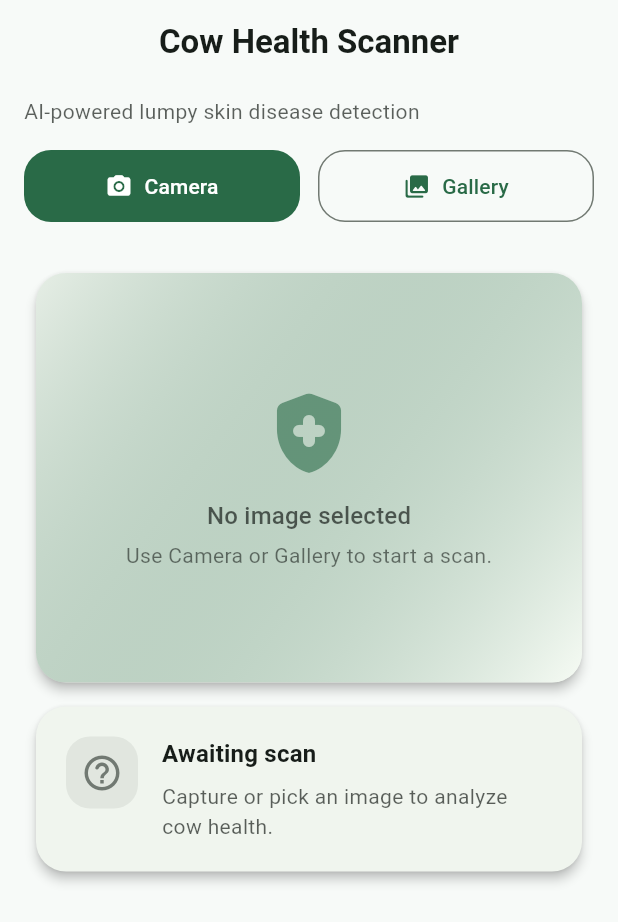
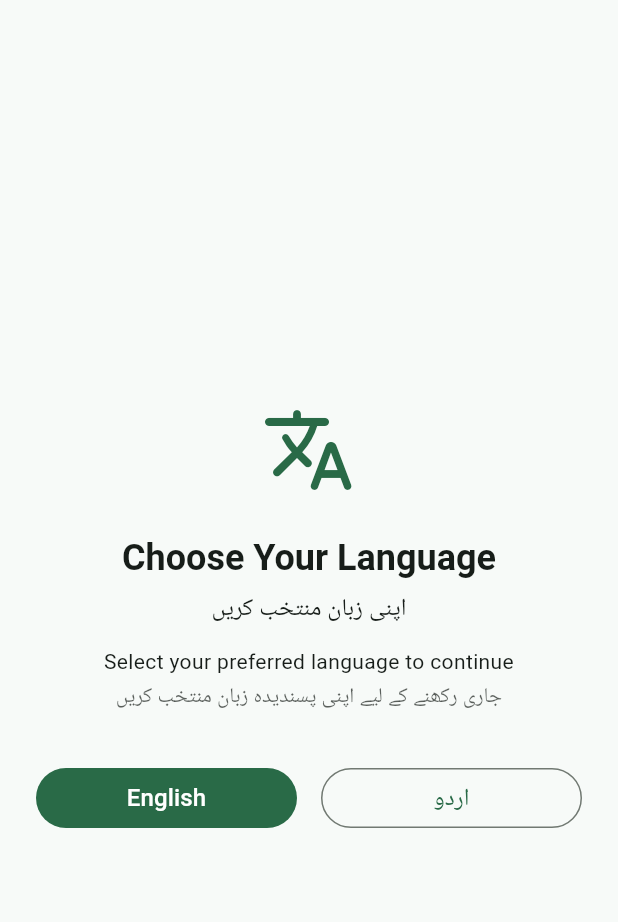
Before and after one commit to khizerhaider/lumpy-skin-detection, a Flutter app: the screen it shows after launch, on a phone screen of 412 x 824 dp. Shown: the top 922 px of the screen. Run offline on Flutter 3.47's test engine with Material 3 defaults, Android fonts, the phone set to English and light mode, and no system bars; our stand-ins replace image_picker; missing offline and left inert: flutter_image_gallery_saver, tflite_flutter.

Commit message:
final app

```diff
--- /dev/null
+++ b/lib/l10n/app_strings.dart
@@ -0,0 +1,147 @@
+import 'package:flutter/material.dart';
+
+/// Supported languages in the app.
+enum AppLanguage { english, urdu }
+
+/// Provides all user-facing strings for a given language.
+class AppStrings {
+  const AppStrings(this.language);
+
+  final AppLanguage language;
+
+  bool get isEnglish => language == AppLanguage.english;
+  bool get isUrdu => language == AppLanguage.urdu;
+
+  static AppStrings of(BuildContext context) {
+    final scope =
+        context.dependOnInheritedWidgetOfExactType<AppStringsScope>();
+    assert(scope != null, 'AppStringsScope not found in widget tree');
+    return scope!.strings;
+  }
+
+  // General
+  String get appTitle =>
+      isEnglish ? 'Cow Health Scanner' : 'گائے کی صحت اسکینر';
+
+  String get tagline => isEnglish
+      ? 'AI-powered lumpy skin disease detection'
+      : 'لَمپی سکن بیماری کی AI پر مبنی تشخیص';
+
+  // Home actions
+  String get cameraButton =>
+      isEnglish ? 'Camera' : 'کیمرہ';
+
+  String get galleryButton =>
+      isEnglish ? 'Gallery' : 'گیلری';
+
+  String get noImageTitle =>
+      isEnglish ? 'No image selected' : 'کوئی تصویر منتخب نہیں ہوئی';
+
+  String get noImageSubtitle => isEnglish
+      ? 'Use Camera or Gallery to start a scan.'
+      : 'اسکین شروع کرنے کے لیے کیمرہ یا گیلری استعمال کریں۔';
+
+  // Result card
+  String get awaitingTitle =>
+      isEnglish ? 'Awaiting scan' : 'اسکین کا انتظار ہے';
+
+  String get awaitingSubtitle => isEnglish
+      ? 'Capture or pick an image to analyze cow health.'
+      : 'گائے کی صحت جانچنے کے لیے تصویر لیں یا منتخب کریں۔';
+
+  String get errorTitle => isEnglish ? 'Error' : 'خرابی';
+
+  String get noCowDetectedTitle =>
+      isEnglish ? 'No cow detected' : 'گائے شناخت نہیں ہوئی';
+
+  String get noCowDetectedSubtitle => isEnglish
+      ? 'Please try again with a clearer view of the cow.'
+      : 'براہِ کرم گائے کی واضح تصویر کے ساتھ دوبارہ کوشش کریں۔';
+
+  String predictionTitle(String label) => isEnglish
+      ? 'Prediction: $label'
+      : 'نتیجہ: $label';
+
+  String predictionSubtitle({
+    required String statusText,
+    required double confidence,
+  }) {
+    final String percent = (confidence * 100).toStringAsFixed(1);
+    if (isEnglish) {
+      return 'Status: $statusText\nConfidence: $percent%';
+    }
+    return 'حالت: $statusText\nاعتماد: %$percent';
+  }
+
+  // Download button
+  String get downloadButton =>
+      isEnglish ? 'Download image to gallery' : 'تصویر کو گیلری میں محفوظ کریں';
+
+  String get downloadSuccess => isEnglish
+      ? 'Image saved to gallery.'
+      : 'تصویر گیلری میں محفوظ ہو گئی ہے۔';
+
+  String get downloadFailure => isEnglish
+      ? 'Could not save image to gallery.'
+      : 'تصویر گیلری میں محفوظ نہیں ہو سکی۔';
+
+  String get downloadNoImage => isEnglish
+      ? 'No image to save yet.'
+      : 'محفوظ کرنے کے لیے ابھی کوئی تصویر موجود نہیں ہے۔';
+
+  // Guidelines
+  String get guidelinesTitle => isEnglish
+      ? 'How to take a good photo'
+      : 'بہترین نتیجے کے لیے تصویر لینے کے طریقے';
+
+  String get guidelinesBody => isEnglish
+      ? '''
+• The cow should be clearly visible and the largest object in the image, with no obstacle between the camera and the cow.
+• Only upload images of cattle (cow, bull, or the same species). If you upload other animals or scenery, the prediction will not be valid.
+• Take the photo in good lighting. In dark or dull environments, the prediction may not be fully accurate.
+• It is recommended to have only one cow or cattle in the image. Multiple animals can confuse the model and lead to an incorrect result.
+• Make sure the input image is really of cattle/cow; the app does not check the species and will simply run the prediction on whatever image you upload.
+'''
+      : '''
+• تصویر میں گائے واضح طور پر اور سب سے نمایاں چیز ہونی چاہیے، کیمرہ اور گائے کے درمیان کوئی رکاوٹ نہ ہو۔
+• صرف گائے، بیل یا اسی نسل کے مویشیوں کی تصویر اپ لوڈ کریں؛ کسی اور جانور یا منظر کی تصویر پر نتیجہ قابلِ اعتماد نہیں ہوگا۔
+• اچھی روشنی میں تصویر لیں؛ مدھم یا اندھیرے ماحول میں پیش گوئی کی درستگی کم ہو سکتی ہے۔
+• بہترین درستگی کے لیے تصویر میں صرف ایک ہی گائے یا مویشی رکھیں؛ اگر کئی مویشی ہوں تو ماڈل غلط جانور پر توجہ دے کر غلط نتیجہ دے سکتا ہے۔
+• یہ یقینی بنائیں کہ آپ جو تصویر اپ لوڈ کر رہے ہیں وہ واقعی گائے/مویشی کی ہے؛ ایپ خود سے یہ نہیں جانچتی کہ تصویر میں گائے ہے یا کچھ اور، یہ بس دی گئی تصویر پر پیش گوئی چلاتی ہے۔
+''';
+
+  // Language selection
+  String get languageSelectionTitle => isEnglish
+      ? 'Choose your language'
+      : 'اپنی زبان منتخب کریں';
+
+  String get languageSelectionSubtitle => isEnglish
+      ? 'You can use the app in English or Urdu.'
+      : 'آپ ایپ کو اردو یا انگریزی میں استعمال کر سکتے ہیں۔';
+
+  String get englishLabel => 'English';
+
+  String get urduLabel => 'اردو';
+}
+
+/// Inherited widget that exposes [AppStrings] to the tree.
+class AppStringsScope extends InheritedWidget {
+  const AppStringsScope({
+    super.key,
+    required this.strings,
+    required super.child,
+  });
+
+  final AppStrings strings;
+
+  static AppStringsScope of(BuildContext context) {
+    final scope =
+        context.dependOnInheritedWidgetOfExactType<AppStringsScope>();
+    assert(scope != null, 'AppStringsScope not found in widget tree');
+    return scope!;
+  }
+
+  @override
+  bool updateShouldNotify(AppStringsScope oldWidget) =>
+      oldWidget.strings.language != strings.language;
+}
--- a/lib/main.dart
+++ b/lib/main.dart
@@ -1,19 +1,45 @@
 import 'package:flutter/material.dart';
+import 'package:flutter_localizations/flutter_localizations.dart';
+
+import 'l10n/app_strings.dart';
 import 'screens/home_screen.dart';
+import 'screens/language_selection_screen.dart';
 
 void main() {
   runApp(const CowHealthScannerApp());
 }
 
-class CowHealthScannerApp extends StatelessWidget {
+class CowHealthScannerApp extends StatefulWidget {
   const CowHealthScannerApp({super.key});
+
+  @override
+  State<CowHealthScannerApp> createState() => _CowHealthScannerAppState();
+}
+
+class _CowHealthScannerAppState extends State<CowHealthScannerApp> {
+  AppLanguage? _language;
+
+  void _onLanguageSelected(AppLanguage language) {
+    setState(() {
+      _language = language;
+    });
+  }
 
   @override
   Widget build(BuildContext context) {
     final Color seed = const Color(0xFF1E8E5A);
 
-    return MaterialApp(
-      title: 'Cow Health Scanner',
+    final AppLanguage effectiveLanguage = _language ?? AppLanguage.english;
+    final strings = AppStrings(effectiveLanguage);
+
+    final home = _language == null
+        ? LanguageSelectionScreen(onSelected: _onLanguageSelected)
+        : const HomeScreen();
+
+    return AppStringsScope(
+      strings: strings,
+      child: MaterialApp(
+        title: strings.appTitle,
         debugShowCheckedModeBanner: false,
         themeMode: ThemeMode.light,
         theme: ThemeData(
@@ -43,7 +69,25 @@ class CowHealthScannerApp extends StatelessWidget {
             ),
           ),
         ),
-      home: const HomeScreen(),
+        locale: effectiveLanguage == AppLanguage.urdu
+            ? const Locale('ur')
+            : const Locale('en'),
+        supportedLocales: const [
+          Locale('en'),
+          Locale('ur'),
+        ],
+        localizationsDelegates: const [
+          GlobalMaterialLocalizations.delegate,
+          GlobalWidgetsLocalizations.delegate,
+          GlobalCupertinoLocalizations.delegate,
+        ],
+        home: Directionality(
+          textDirection: effectiveLanguage == AppLanguage.urdu
+              ? TextDirection.rtl
+              : TextDirection.ltr,
+          child: home,
+        ),
+      ),
     );
   }
 }
--- /dev/null
+++ b/lib/screens/language_selection_screen.dart
@@ -0,0 +1,117 @@
+import 'package:flutter/material.dart';
+
+import '../l10n/app_strings.dart';
+
+class LanguageSelectionScreen extends StatelessWidget {
+  const LanguageSelectionScreen({
+    super.key,
+    required this.onSelected,
+  });
+
+  final ValueChanged<AppLanguage> onSelected;
+
+  @override
+  Widget build(BuildContext context) {
+    // Use English strings for the initial prompt so both users can understand.
+    const englishStrings = AppStrings(AppLanguage.english);
+
+    final theme = Theme.of(context);
+
+    return Scaffold(
+      body: SafeArea(
+        child: Center(
+          child: Padding(
+            padding: const EdgeInsets.all(24),
+            child: Column(
+              mainAxisSize: MainAxisSize.min,
+              children: [
+                Icon(
+                  Icons.translate_rounded,
+                  size: 64,
+                  color: theme.colorScheme.primary,
+                ),
+                const SizedBox(height: 24),
+                // Text(
+                //   englishStrings.languageSelectionTitle,
+                //   textAlign: TextAlign.center,
+                //   style: theme.textTheme.headlineSmall?.copyWith(
+                //     fontWeight: FontWeight.w700,
+                //   ),
+                // ),
+                // const SizedBox(height: 12),
+                // Text(
+                //   englishStrings.languageSelectionSubtitle,
+                //   textAlign: TextAlign.center,
+                //   style: theme.textTheme.bodyMedium?.copyWith(
+                //     color: theme.colorScheme.onSurface
+                //         .withAlpha((0.7 * 255).round()),
+                //   ),
+                // ),
+                Column(
+  children: [
+    Text(
+      "Choose Your Language",
+      textAlign: TextAlign.center,
+      style: theme.textTheme.headlineSmall?.copyWith(
+        fontWeight: FontWeight.w700,
+      ),
+    ),
+    const SizedBox(height: 6),
+    Text(
+      "اپنی زبان منتخب کریں",
+      textAlign: TextAlign.center,
+      style: theme.textTheme.titleMedium,
+    ),
+  ],
+),
+const SizedBox(height: 12),
+Column(
+  children: [
+    Text(
+      "Select your preferred language to continue",
+      textAlign: TextAlign.center,
+      style: theme.textTheme.bodyMedium,
+    ),
+    const SizedBox(height: 4),
+    Text(
+      "جاری رکھنے کے لیے اپنی پسندیدہ زبان منتخب کریں",
+      textAlign: TextAlign.center,
+      style: theme.textTheme.bodyMedium?.copyWith(
+        color: theme.colorScheme.onSurface
+            .withAlpha((0.7 * 255).round()),
+      ),
+    ),
+  ],
+),
+                const SizedBox(height: 32),
+                Row(
+                  children: [
+                    Expanded(
+                      child: FilledButton(
+                        onPressed: () => onSelected(AppLanguage.english),
+                        child: Text(
+                          englishStrings.englishLabel,
+                          style: const TextStyle(fontSize: 16),
+                        ),
+                      ),
+                    ),
+                    const SizedBox(width: 16),
+                    Expanded(
+                      child: OutlinedButton(
+                        onPressed: () => onSelected(AppLanguage.urdu),
+                        child: Text(
+                          englishStrings.urduLabel,
+                          style: const TextStyle(fontSize: 16),
+                        ),
+                      ),
+                    ),
+                  ],
+                ),
+              ],
+            ),
+          ),
+        ),
+      ),
+    );
+  }
+}
--- a/lib/widgets/image_preview.dart
+++ b/lib/widgets/image_preview.dart
@@ -1,6 +1,8 @@
 import 'dart:typed_data';
 
 import 'package:flutter/material.dart';
+
+import '../l10n/app_strings.dart';
 
 class ImagePreview extends StatelessWidget {
   const ImagePreview({
@@ -15,6 +17,7 @@ class ImagePreview extends StatelessWidget {
   @override
   Widget build(BuildContext context) {
     final theme = Theme.of(context);
+    final strings = AppStrings.of(context);
 
     return Card(
       clipBehavior: Clip.antiAlias,
@@ -59,7 +62,7 @@ class ImagePreview extends StatelessWidget {
                       ),
                       const SizedBox(height: 12),
                       Text(
-                        'No image selected',
+                        strings.noImageTitle,
                         style: theme.textTheme.titleMedium?.copyWith(
                           color: theme.colorScheme.onSurface
                               .withAlpha((0.7 * 255).round()),
@@ -67,7 +70,8 @@ class ImagePreview extends StatelessWidget {
                       ),
                       const SizedBox(height: 4),
                       Text(
-                        'Use Camera or Gallery to start a scan.',
+                        strings.noImageSubtitle,
+                        textAlign: TextAlign.center,
                         style: theme.textTheme.bodyMedium?.copyWith(
                           color: theme.colorScheme.onSurface
                               .withAlpha((0.6 * 255).round()),
--- a/lib/widgets/result_card.dart
+++ b/lib/widgets/result_card.dart
@@ -1,4 +1,6 @@
 import 'package:flutter/material.dart';
+
+import '../l10n/app_strings.dart';
 
 class ResultCard extends StatelessWidget {
   const ResultCard({
@@ -19,32 +21,34 @@ class ResultCard extends StatelessWidget {
   @override
   Widget build(BuildContext context) {
     final theme = Theme.of(context);
+    final strings = AppStrings.of(context);
 
     Color statusColor = theme.colorScheme.outline;
     IconData statusIcon = Icons.help_outline_rounded;
-    String title = 'Awaiting scan';
-    String subtitle = 'Capture or pick an image to analyze cow health.';
+    String title = strings.awaitingTitle;
+    String subtitle = strings.awaitingSubtitle;
 
     if (errorMessage != null) {
       statusColor = theme.colorScheme.error;
       statusIcon = Icons.error_outline_rounded;
-      title = 'Error';
+      title = strings.errorTitle;
       subtitle = errorMessage!;
     } else if (noDetection) {
       statusColor = theme.colorScheme.secondary;
       statusIcon = Icons.search_off_rounded;
-      title = 'No cow detected';
-      subtitle = 'Please try again with a clearer view of the cow.';
+      title = strings.noCowDetectedTitle;
+      subtitle = strings.noCowDetectedSubtitle;
     } else if (label != null && confidence != null && statusText != null) {
       final bool isLumpy = label!.toLowerCase().contains('lumpy');
       statusColor = isLumpy ? Colors.redAccent : Colors.green;
-      statusIcon = isLumpy
-          ? Icons.sick_rounded
-          : Icons.check_circle_rounded;
+      statusIcon =
+          isLumpy ? Icons.sick_rounded : Icons.check_circle_rounded;
 
-      title = 'Prediction: $label';
-      subtitle =
-          'Status: $statusText\nConfidence: ${(confidence! * 100).toStringAsFixed(1)}%';
+      title = strings.predictionTitle(label!);
+      subtitle = strings.predictionSubtitle(
+        statusText: statusText!,
+        confidence: confidence!,
+      );
     }
 
     return Card(
--- a/pubspec.yaml
+++ b/pubspec.yaml
@@ -35,12 +35,18 @@ dependencies:
   # Use with the CupertinoIcons class for iOS style icons.
   cupertino_icons: ^1.0.8
 
+  flutter_localizations:
+    sdk: flutter
+
   # ML and image processing
   tflite_flutter: ^0.12.1
   image: ^4.7.2
 
   # Image capture and picking
   image_picker: ^1.2.1
+
+  # Saving images to gallery
+  flutter_image_gallery_saver: ^1.1.3
 
 dev_dependencies:
   flutter_test:
```
Also changed, not shown: lib/screens/home_screen.dart (+95 -6 lines), pubspec.lock, 2 other files. Lines whose indentation alone changed are shown as unchanged.
